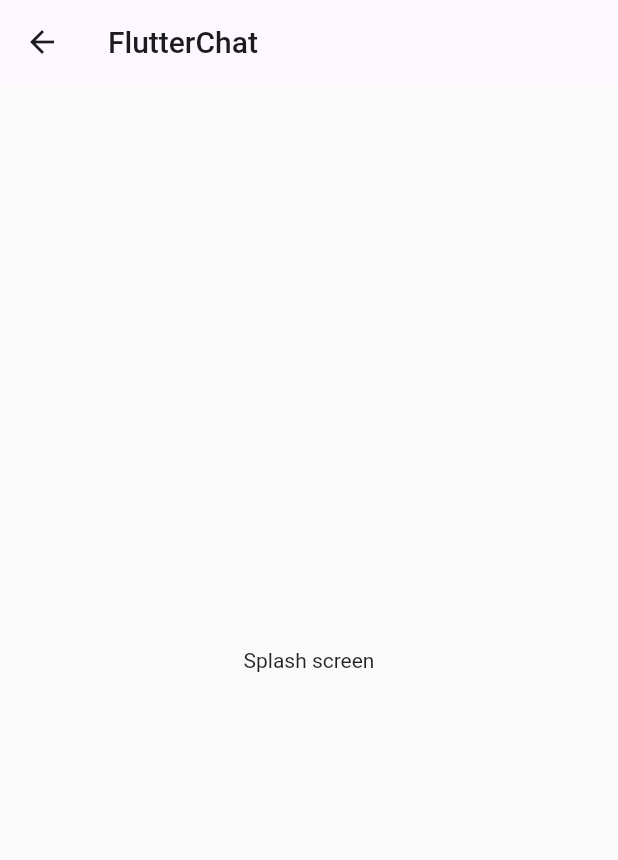
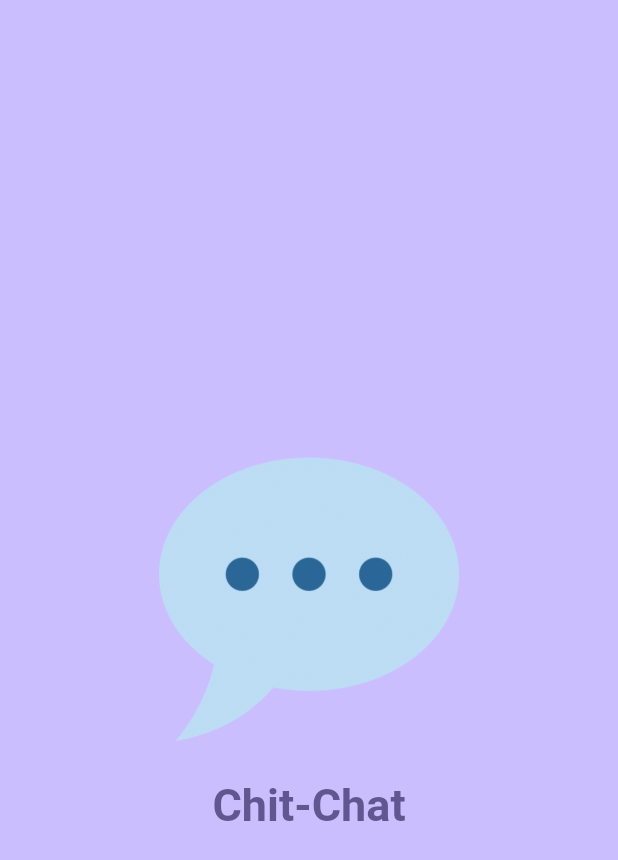
Before and after one commit to phammaidung/ChatApp, a Flutter app: the SplashScreen screen opened directly, on a phone screen of 412 x 824 dp. Shown: the top 860 px of the screen. Run offline on Flutter 3.47's test engine with Material 2 defaults, Android fonts, the phone set to English and light mode, and no system bars; our stand-ins replace cloud_firestore, firebase_auth, firebase_core, firebase_storage, google_fonts, image_picker; accounts and stored records are empty.

```diff
--- a/lib/main.dart
+++ b/lib/main.dart
@@ -1,5 +1,5 @@
 import 'package:chat_app/screens/auth.dart';
-import 'package:chat_app/screens/chat.dart';
+// import 'package:chat_app/screens/chat.dart';
 import 'package:chat_app/screens/friends_list.dart';
 import 'package:chat_app/screens/splash.dart';
 import 'package:firebase_auth/firebase_auth.dart';
@@ -22,7 +22,7 @@ class App extends StatelessWidget {
   @override
   Widget build(BuildContext context) {
     return MaterialApp(
-        title: 'FlutterChat',
+        title: 'ChitChat',
         theme: ThemeData().copyWith(
           useMaterial3: true,
           colorScheme: ColorScheme.fromSeed(
@@ -37,6 +37,7 @@ class App extends StatelessWidget {
               if (snapshot.hasData) {
                 return const FriendsListScreen();
               }
+
               return const AuthScreen();
             }));
   }
--- a/lib/screens/splash.dart
+++ b/lib/screens/splash.dart
@@ -1,4 +1,8 @@
+import 'dart:async';
+
+import 'package:chat_app/screens/auth.dart';
 import 'package:flutter/material.dart';
+import 'package:google_fonts/google_fonts.dart';
 
 class SplashScreen extends StatelessWidget {
   const SplashScreen({super.key});
@@ -6,11 +10,41 @@ class SplashScreen extends StatelessWidget {
   @override
   Widget build(BuildContext context) {
     return Scaffold(
-      appBar: AppBar(
-        title: const Text('FlutterChat'),
-      ),
-      body: const Center(
-        child: Text('Splash screen'),
+      backgroundColor: Theme.of(context).colorScheme.inversePrimary,
+      // appBar: AppBar(
+      //   title: const Text('FlutterChat'),
+      // ),
+      body: Center(
+        child: AnimatedSwitcher(
+          duration: const Duration(milliseconds: 300),
+          transitionBuilder: (child, animation) {
+            // Timer(
+            //     const Duration(seconds: 1),
+            //     () => Navigator.of(context).pushReplacement(MaterialPageRoute(
+            //         builder: (BuildContext context) => const AuthScreen())));
+            return FadeTransition(
+              opacity: animation,
+              child: child,
+            );
+          },
+          child: Column(
+            mainAxisAlignment: MainAxisAlignment.center,
+            children: [
+              Container(
+                margin: const EdgeInsets.only(
+                    top: 30, bottom: 20, left: 20, right: 20),
+                width: 200,
+                child: Image.asset('assets/images/chat.png'),
+              ),
+              Text('Chit-Chat',
+                  style: GoogleFonts.roboto(
+                    color: Theme.of(context).colorScheme.primary,
+                    fontSize: 30,
+                    fontWeight: FontWeight.bold,
+                  ))
+            ],
+          ),
+        ),
       ),
     );
   }
--- a/pubspec.yaml
+++ b/pubspec.yaml
@@ -40,6 +40,8 @@ dependencies:
   image_picker: ^1.0.4
   cloud_firestore: ^4.9.1
   firebase_messaging: ^14.6.7
+  crypto: ^3.0.3
+  google_fonts: ^6.1.0
 
 dev_dependencies:
   flutter_test:
```
Also changed, not shown: firestore.indexes.json (added, +13 -0 lines), lib/models/generate_room_id.dart (added, +17 -0 lines), lib/screens/chat.dart (+15 -7 lines), lib/screens/friends_list.dart (+41 -3 lines), lib/widgets/chat_messages.dart (+21 -16 lines), lib/widgets/new_messages.dart (+39 -4 lines), lib/widgets/user_item.dart (+9 -8 lines), firebase.json (added), lib/firebase_options.dart, pubspec.lock, 5 other files.
